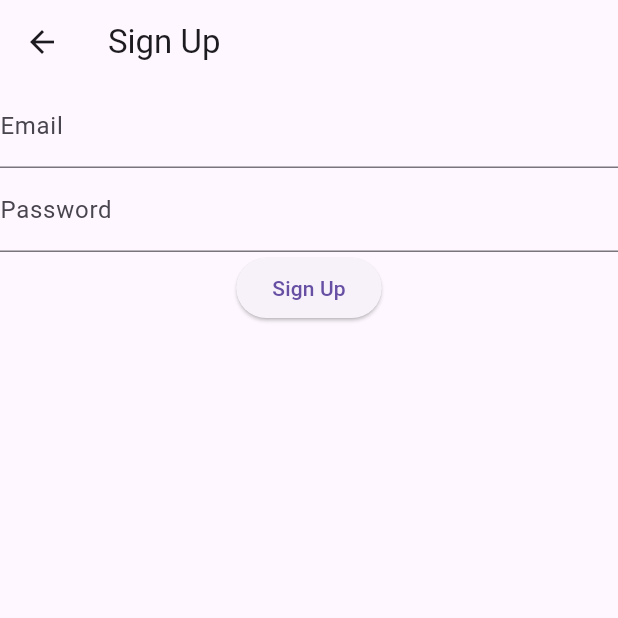
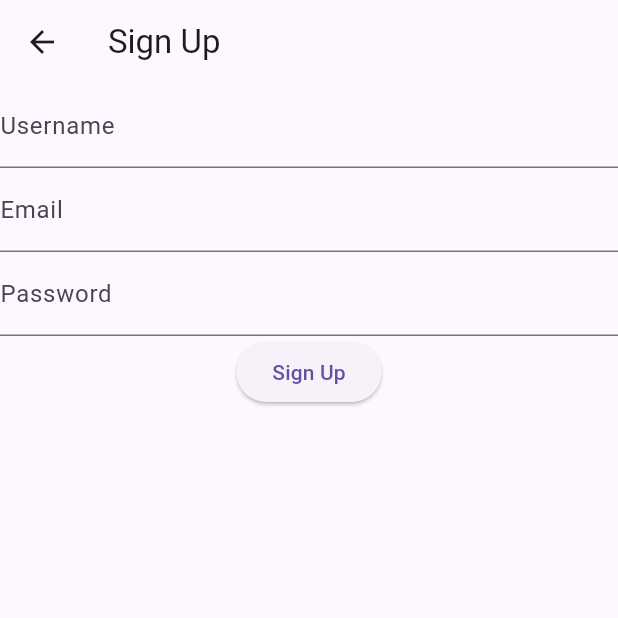
Before and after one commit to Pankaj-Suthar-25/PostPro, a Flutter app: the SignupView screen opened directly, on a phone screen of 412 x 824 dp, the top half of it. Run offline on Flutter 3.47's test engine with Material 3 defaults, Android fonts, the phone set to English and light mode, and no system bars; our stand-ins replace cloud_firestore, firebase_auth, firebase_core, get; missing offline and left inert: cloudinary; accounts and stored records are empty; network calls fail.

Commit message:
Implement requested features

```diff
--- a/lib/controllers/auth_controller.dart
+++ b/lib/controllers/auth_controller.dart
@@ -4,21 +4,21 @@ import '../services/auth_service.dart';
 
 class AuthController extends GetxController {
   final AuthService _authService = AuthService();
-  var user = UserModel(id: '', email: '', name: '').obs;
+  var user = UserModel(id: '', email: '', name: '', username: null).obs;
 
   Future<void> login(String email, String password) async {
     UserModel loggedInUser = await _authService.login(email, password);
     user.value = loggedInUser;
   }
 
-  Future<void> signup(String email, String password) async {
-    UserModel signedUpUser = await _authService.signup(email, password);
+  Future<void> signup(String email, String password, String username) async {
+    UserModel signedUpUser = await _authService.signup(email, password, username);
     user.value = signedUpUser;
   }
 
   Future<void> logout() async {
     await _authService.logout();
-    user.value = UserModel(id: '', name: '', email: '');
+    user.value = UserModel(id: '', name: '', email: '', username: null);
   }
 
   // In lib/controllers/auth_controller.dart
--- a/lib/controllers/main_controller.dart
+++ b/lib/controllers/main_controller.dart
@@ -1,5 +1,4 @@
 import 'package:get/get.dart';
-import '../views/create_blog/create_blog_view.dart';
 
 class MainController extends GetxController {
   var currentIndex = 0.obs;
--- a/lib/controllers/profile_controller.dart
+++ b/lib/controllers/profile_controller.dart
@@ -4,7 +4,7 @@ import '../services/auth_service.dart';
 
 class ProfileController extends GetxController {
   final AuthService _authService = AuthService();
-  var user = UserModel(id: '', name: '', email: '').obs;
+  var user = UserModel(id: '', name: '', email: '', username: '').obs;
 
   void fetchUser() async {
     user.value = await _authService.getUser();
@@ -12,7 +12,7 @@ class ProfileController extends GetxController {
 
   void updateUser (UserModel updatedUser ) async {
     try {
-      await _authService.updateUser (updatedUser );
+      await _authService.updateUser (updatedUser);
       fetchUser (); // Refresh user data after update
     } catch (e) {
       Get.snackbar('Error', e.toString());
--- a/lib/models/user_model.dart
+++ b/lib/models/user_model.dart
@@ -2,6 +2,7 @@ class UserModel {
   String id;
   String name;
   String email;
+  String? username;
   int followersCount;
   int followingCount;
   String? profilePictureUrl;
@@ -9,11 +10,9 @@ class UserModel {
   String? shortBio;
   String? bio;
 
-  UserModel({required this.id, required this.name, required this.email, this.followersCount = 0, this.followingCount = 0, this.profilePictureUrl, this.pronouns, this.shortBio, this.bio});
+  UserModel({required this.id, required this.name, required this.email, this.username, this.followersCount = 0, this.followingCount = 0, this.profilePictureUrl, this.pronouns, this.shortBio, this.bio});
 
-  UserModel copyWith({String? id, String? name, String? email, int? followersCount, int? followingCount, String? profilePictureUrl, String? pronouns, String? shortBio, String? bio}) {
-    return UserModel(id: id ?? this.id, name: name ?? this.name, email: email ?? this.email, followersCount: followersCount ?? this.followersCount, followingCount: followingCount ?? this.followingCount, profilePictureUrl: profilePictureUrl ?? this.profilePictureUrl, pronouns: pronouns ?? this.pronouns, shortBio: shortBio ?? this.shortBio, bio: bio ?? this.bio);
+  UserModel copyWith({String? id, String? name, String? email, String? username, int? followersCount, int? followingCount, String? profilePictureUrl, String? pronouns, String? shortBio, String? bio}) {
+    return UserModel(id: id ?? this.id, name: name ?? this.name, email: email ?? this.email, username: username ?? this.username, followersCount: followersCount ?? this.followersCount, followingCount: followingCount ?? this.followingCount, profilePictureUrl: profilePictureUrl ?? this.profilePictureUrl, pronouns: pronouns ?? this.pronouns, shortBio: shortBio ?? this.shortBio, bio: bio ?? this.bio);
   }
-
-
 }
--- a/lib/services/auth_service.dart
+++ b/lib/services/auth_service.dart
@@ -9,9 +9,10 @@ class AuthService {
     return UserModel(id: userCredential.user!.uid, email: email, name: '');
   }
 
-  Future<UserModel> signup(String email, String password) async {
+  Future<UserModel> signup(String email, String password, String username) async {
     UserCredential userCredential = await _firebaseAuth.createUserWithEmailAndPassword(email: email, password: password);
-    return UserModel(id: userCredential.user!.uid, email: email, name: '');
+    await userCredential.user!.updateProfile(displayName: username);
+    return UserModel(id: userCredential.user!.uid, email: email, name: '', username: username);
   }
 
   Future<void> logout() async {
@@ -20,16 +21,13 @@ class AuthService {
 
   Future<UserModel> getUser() async {
     User? user = _firebaseAuth.currentUser ;
-    return UserModel(id: user!.uid, email: user.email!, name: '');
+    return UserModel(id: user!.uid, email: user.email!, name: '', username: user.displayName);
   }
 
   Future<void> updateUser (UserModel updatedUser ) async {
     User? user = _firebaseAuth.currentUser ;
     if (user != null) {
-      // Update user profile logic here
-      // For example, you can update the user's display name or other attributes
-      await user.updateProfile(displayName: updatedUser .name);
-      // You may also want to update the user in your database
+      await user.updateProfile(displayName: updatedUser.username ?? updatedUser.name);
     }
   }
 
--- a/lib/views/auth/signup_view.dart
+++ b/lib/views/auth/signup_view.dart
@@ -7,6 +7,7 @@ class SignupView extends StatelessWidget {
   final AuthController _authController = Get.put(AuthController());
   final TextEditingController emailController = TextEditingController();
   final TextEditingController passwordController = TextEditingController();
+  final TextEditingController usernameController = TextEditingController();
 
   SignupView({super.key});
 
@@ -17,6 +18,10 @@ class SignupView extends StatelessWidget {
       body: Center(
         child: Column(
           children: [
+            TextField(
+              controller: usernameController,
+              decoration: InputDecoration(labelText: 'Username'),
+            ),
             TextField(
               controller: emailController,
               decoration: InputDecoration(labelText: 'Email'),
@@ -29,7 +34,7 @@ class SignupView extends StatelessWidget {
             ElevatedButton(
               onPressed: () async {
                 try {
-                  await _authController.signup(emailController.text, passwordController.text);
+                  await _authController.signup(emailController.text, passwordController.text, usernameController.text);
                   Get.offAll(HomeView()); // Navigate to HomeView after signup
                 } catch (e) {
                   Get.snackbar('Error', e.toString());
--- a/lib/views/library/library_view.dart
+++ b/lib/views/library/library_view.dart
@@ -12,9 +12,9 @@ class LibraryView extends StatelessWidget {
     return Scaffold(
       body: Obx(() {
         return ListView.builder(
-          itemCount: _bookmarkController.bookmarkedStories.length,
+          itemCount: _bookmarkController.collections.length,
           itemBuilder: (context, index) {
-            return ListTile(title: Text(_bookmarkController.bookmarkedStories[index].title));
+            return ListTile(title: Text(_bookmarkController.collections[index].name));
           },
         );
       }),
--- a/lib/views/profile/edit_profile_view.dart
+++ b/lib/views/profile/edit_profile_view.dart
@@ -32,6 +32,8 @@ class EditProfileView extends StatelessWidget {
                   id: _profileController.user.value.id,
                   name: nameController.text,
                   email: _profileController.user.value.email,
+                  username: _profileController.user.value.username,
+                  bio: bioController.text,
                   followersCount: _profileController.user.value.followersCount,
                   followingCount: _profileController.user.value.followingCount,
                 ));
```
Also changed, not shown: lib/controllers/bookmark_controller.dart (+13 -0 lines), lib/controllers/explore_controller.dart (+10 -0 lines), lib/controllers/home_controller.dart (+8 -0 lines), lib/views/create_blog/create_blog_view.dart (+16 -8 lines), lib/views/explore/explore_view.dart (+6 -10 lines), lib/views/home/home_view.dart (+3 -9 lines), lib/views/home/story_card.dart (+65 -6 lines), lib/views/profile/profile_view.dart (+1 -17 lines).
